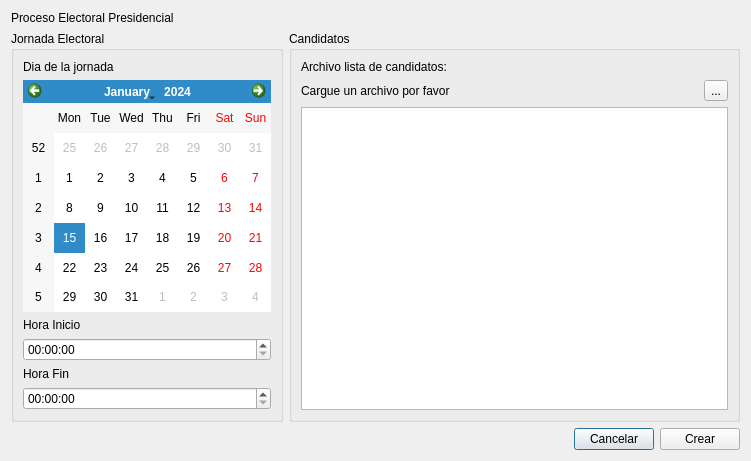
sarahiva/IS2Proyecto1, file forms/crearprocesoelec.ui: the form before one commit.
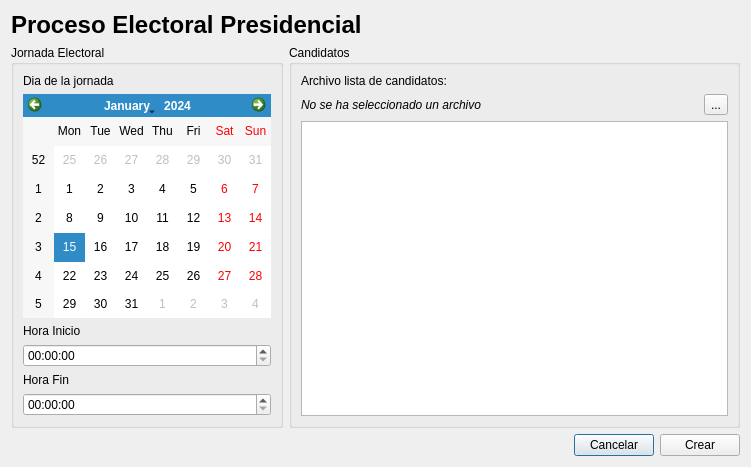
The form after the commit. Icons and pictures are not drawn.

```diff
--- a/forms/crearprocesoelec.ui
+++ b/forms/crearprocesoelec.ui
@@ -10,7 +10,7 @@
     <x>0</x>
     <y>0</y>
     <width>751</width>
-    <height>461</height>
+    <height>467</height>
    </rect>
   </property>
   <property name="windowTitle">
@@ -19,6 +19,13 @@
   <layout class="QVBoxLayout" name="verticalLayout_3">
    <item>
     <widget class="QLabel" name="label_4">
+     <property name="font">
+      <font>
+       <pointsize>18</pointsize>
+       <weight>75</weight>
+       <bold>true</bold>
+      </font>
+     </property>
      <property name="text">
       <string>Proceso Electoral Presidencial</string>
      </property>
@@ -82,8 +89,13 @@
          <layout class="QHBoxLayout" name="horizontalLayout">
           <item>
            <widget class="QLabel" name="filename">
+            <property name="font">
+             <font>
+              <italic>true</italic>
+             </font>
+            </property>
             <property name="text">
-             <string>Cargue un archivo por favor</string>
+             <string>No se ha seleccionado un archivo</string>
             </property>
            </widget>
           </item>
@@ -96,6 +108,12 @@
              <iconset theme="folder">
               <normaloff>../../../../</normaloff>../../../../</iconset>
             </property>
+            <property name="iconSize">
+             <size>
+              <width>25</width>
+              <height>25</height>
+             </size>
+            </property>
            </widget>
           </item>
          </layout>
```
